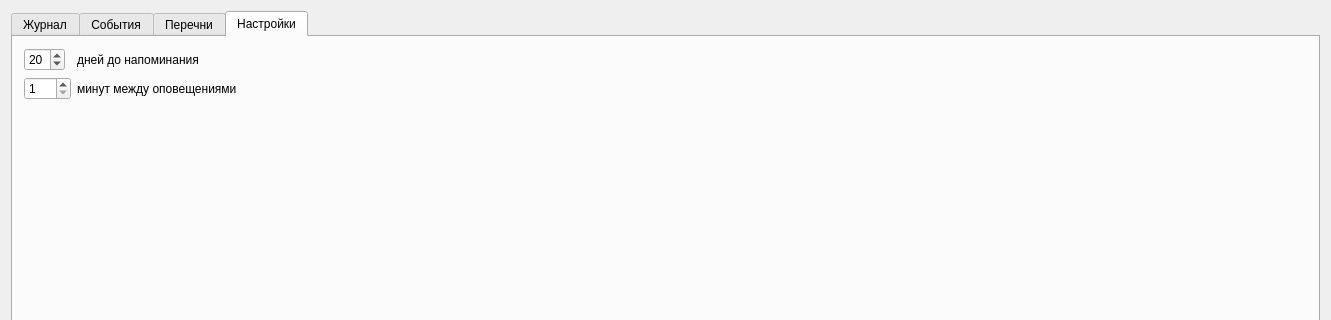
Qt form mainsizwindow.ui (OpexXXX/SIZ) before a commit; both pictures show x 0 to 1331 and y 0 to 320 of the 1331 by 833 pixel window.
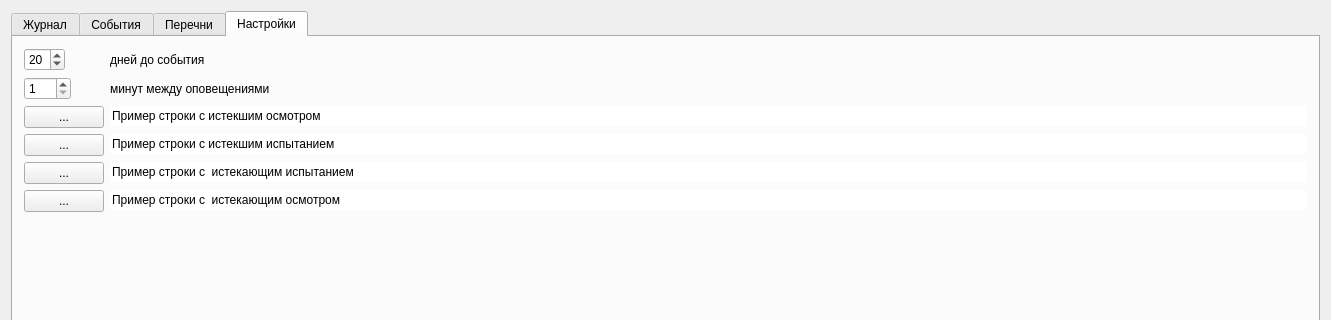
The same form after that commit. Icons and pictures are not drawn.

What changed in the file:
```diff
--- a/mainsizwindow.ui
+++ b/mainsizwindow.ui
@@ -659,11 +659,11 @@
            </size>
           </property>
           <property name="text">
-           <string>дней до напоминания</string>
+           <string>дней до события</string>
           </property>
          </widget>
         </item>
-        <item row="1" column="0">
+        <item row="2" column="0">
          <widget class="QSpinBox" name="spinBox">
           <property name="minimum">
            <number>1</number>
@@ -676,13 +676,93 @@
           </property>
          </widget>
         </item>
-        <item row="1" column="1">
+        <item row="2" column="1">
          <widget class="QLabel" name="label_4">
           <property name="text">
            <string>минут между оповещениями</string>
           </property>
          </widget>
         </item>
+        <item row="4" column="1">
+         <widget class="QLineEdit" name="lineEdit">
+          <property name="text">
+           <string>Пример строки с истекшим осмотром</string>
+          </property>
+          <property name="frame">
+           <bool>false</bool>
+          </property>
+          <property name="readOnly">
+           <bool>true</bool>
+          </property>
+         </widget>
+        </item>
+        <item row="4" column="0">
+         <widget class="QPushButton" name="pushButton">
+          <property name="text">
+           <string>...</string>
+          </property>
+         </widget>
+        </item>
+        <item row="5" column="0">
+         <widget class="QPushButton" name="pushButton_3">
+          <property name="text">
+           <string>...</string>
+          </property>
+         </widget>
+        </item>
+        <item row="6" column="0">
+         <widget class="QPushButton" name="pushButton_4">
+          <property name="text">
+           <string>...</string>
+          </property>
+         </widget>
+        </item>
+        <item row="7" column="0">
+         <widget class="QPushButton" name="pushButton_6">
+          <property name="text">
+           <string>...</string>
+          </property>
+         </widget>
+        </item>
+        <item row="5" column="1">
+         <widget class="QLineEdit" name="lineEdit_2">
+          <property name="text">
+           <string>Пример строки с истекшим испытанием</string>
+          </property>
+          <property name="frame">
+           <bool>false</bool>
+          </property>
+          <property name="readOnly">
+           <bool>true</bool>
+          </property>
+         </widget>
+        </item>
+        <item row="6" column="1">
+         <widget class="QLineEdit" name="lineEdit_3">
+          <property name="text">
+           <string>Пример строки с  истекающим испытанием</string>
+          </property>
+          <property name="frame">
+           <bool>false</bool>
+          </property>
+          <property name="readOnly">
+           <bool>true</bool>
+          </property>
+         </widget>
+        </item>
+        <item row="7" column="1">
+         <widget class="QLineEdit" name="lineEdit_4">
+          <property name="text">
+           <string>Пример строки с  истекающим осмотром</string>
+          </property>
+          <property name="frame">
+           <bool>false</bool>
+          </property>
+          <property name="readOnly">
+           <bool>true</bool>
+          </property>
+         </widget>
+        </item>
        </layout>
       </widget>
      </widget>
```
